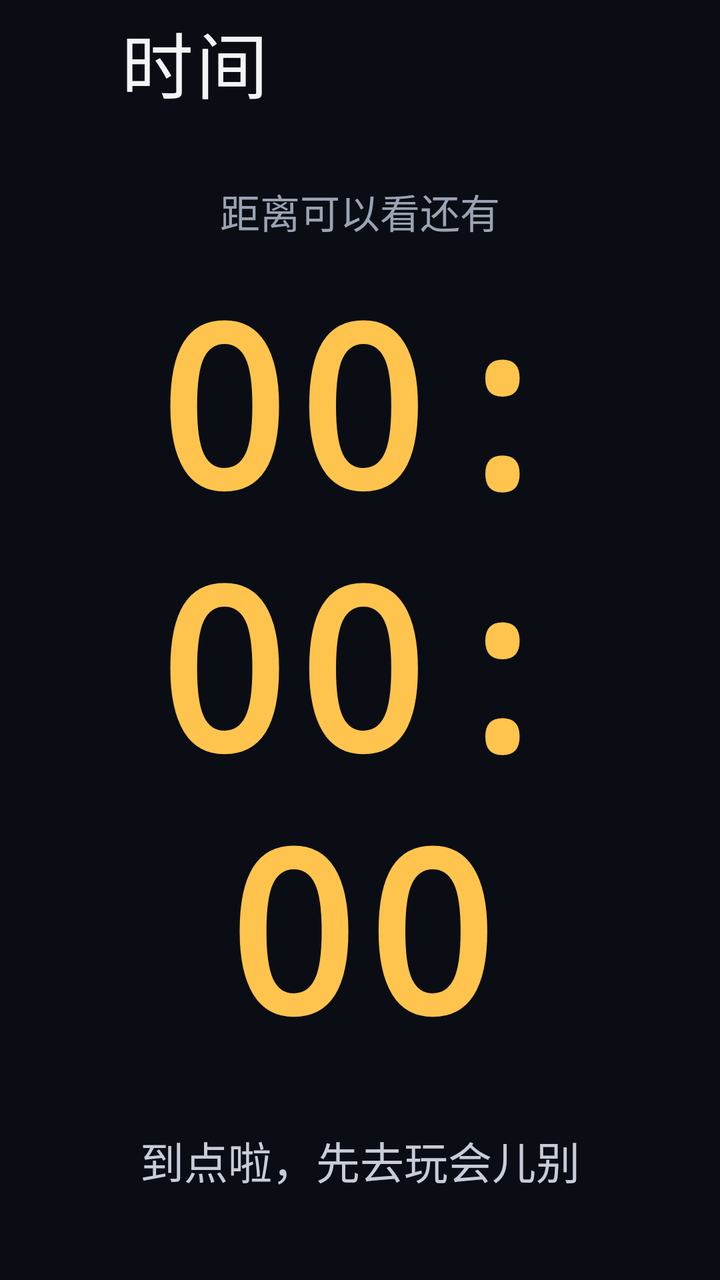
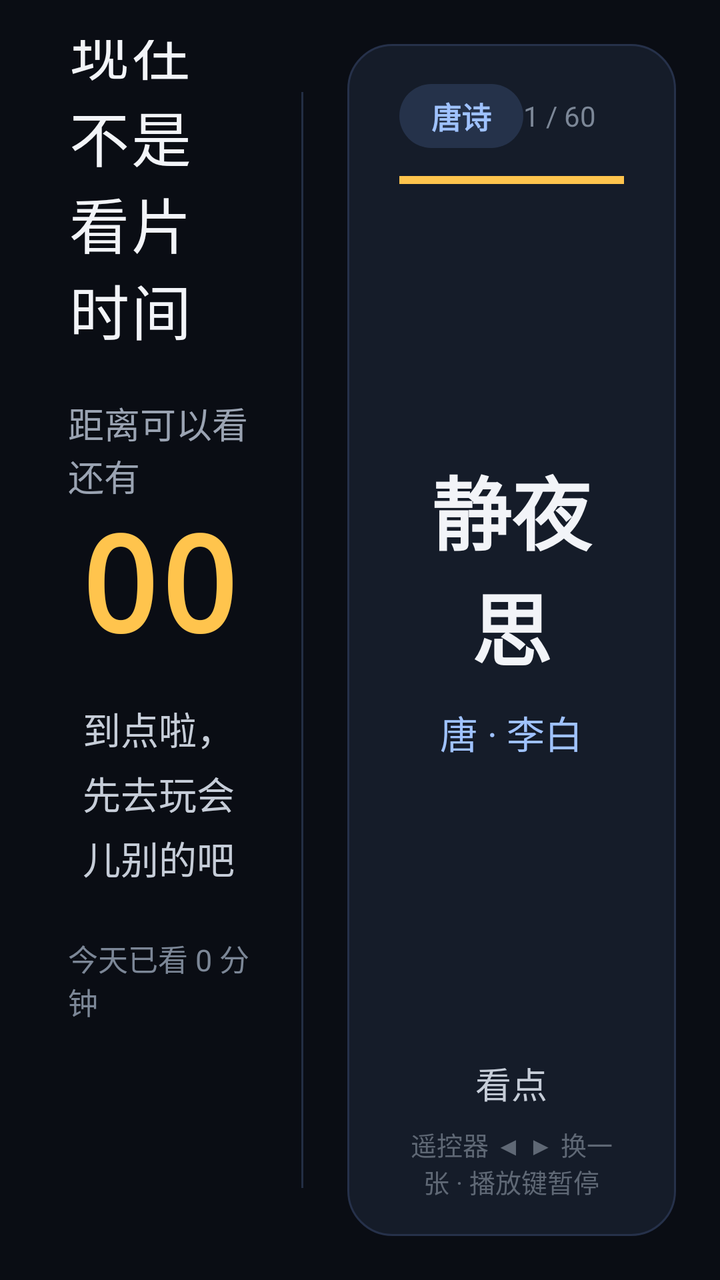

Screens rendered from an Android XML layout before and after an edit, with the pre-edit source and the edit as a unified diff.
<!-- AndroidManifest.xml: application theme AppTheme -->
<!-- res/layout/activity_lock.xml -->
<?xml version="1.0" encoding="utf-8"?>
<FrameLayout xmlns:android="http://schemas.android.com/apk/res/android"
    android:layout_width="match_parent"
    android:layout_height="match_parent"
    android:background="#0A0D14">

    <LinearLayout
        android:layout_width="match_parent"
        android:layout_height="match_parent"
        android:orientation="vertical"
        android:gravity="center"
        android:paddingStart="60dp"
        android:paddingEnd="60dp">

        <TextView
            android:id="@+id/tvHeadline"
            android:layout_width="wrap_content"
            android:layout_height="wrap_content"
            android:text="现在不是看片时间"
            android:textColor="#F2F4F8"
            android:textSize="36sp"
            android:letterSpacing="0.04" />

        <TextView
            android:layout_width="wrap_content"
            android:layout_height="wrap_content"
            android:layout_marginTop="34dp"
            android:text="距离可以看还有"
            android:textColor="#9AA3B2"
            android:textSize="20sp" />

        <TextView
            android:id="@+id/tvCountdown"
            android:layout_width="wrap_content"
            android:layout_height="wrap_content"
            android:layout_marginTop="6dp"
            android:text="00:00:00"
            android:textColor="#FFC44D"
            android:textSize="112sp"
            android:textStyle="bold"
            android:fontFamily="monospace"
            android:letterSpacing="0.02"
            android:gravity="center" />

        <TextView
            android:id="@+id/tvDetail"
            android:layout_width="wrap_content"
            android:layout_height="wrap_content"
            android:layout_marginTop="26dp"
            android:gravity="center"
            android:lineSpacingExtra="6dp"
            android:text="到点啦，先去玩会儿别的吧"
            android:textColor="#C6CDD8"
            android:textSize="22sp" />

        <LinearLayout
            android:layout_width="wrap_content"
            android:layout_height="wrap_content"
            android:layout_marginTop="40dp"
            android:orientation="horizontal">

            <TextView
                android:id="@+id/tvUsed"
                android:layout_width="wrap_content"
                android:layout_height="wrap_content"
                android:text="今天已看 0 分钟"
                android:textColor="#7C8797"
                android:textSize="16sp" />

            <TextView
                android:layout_width="wrap_content"
                android:layout_height="wrap_content"
                android:text="    ·    "
                android:textColor="#7C8797"
                android:textSize="16sp" />

            <TextView
                android:id="@+id/tvNow"
                android:layout_width="wrap_content"
                android:layout_height="wrap_content"
                android:text="现在 00:00"
                android:textColor="#7C8797"
                android:textSize="16sp" />
        </LinearLayout>

        <TextView
            android:layout_width="wrap_content"
            android:layout_height="wrap_content"
            android:layout_marginTop="54dp"
            android:text="按遥控器「菜单」键 · 家长临时放行"
            android:textColor="#5F6875"
            android:textSize="15sp" />
    </LinearLayout>
</FrameLayout>
<!-- resources referenced by this layout -->
<resources>
  <style name="AppTheme" parent="Theme.AppCompat.NoActionBar">
          <item name="android:windowBackground">@color/bg_deep</item>
          <item name="android:colorBackground">@color/bg_deep</item>
          <item name="android:textColorPrimary">@color/text_primary</item>
          <item name="android:textColorSecondary">@color/text_secondary</item>
      </style>
  <color name="bg_deep">#0E1014</color>
  <color name="text_primary">#F2F4F8</color>
  <color name="text_secondary">#9AA3B2</color>
</resources>

<!-- the commit's change to res/layout/activity_lock.xml (unified diff, before → after) -->
@@ -1,16 +1,21 @@
 <?xml version="1.0" encoding="utf-8"?>
-<FrameLayout xmlns:android="http://schemas.android.com/apk/res/android"
+<LinearLayout xmlns:android="http://schemas.android.com/apk/res/android"
     android:layout_width="match_parent"
     android:layout_height="match_parent"
+    android:orientation="horizontal"
     android:background="#0A0D14">
 
+    
     <LinearLayout
-        android:layout_width="match_parent"
+        android:layout_width="0dp"
         android:layout_height="match_parent"
+        android:layout_weight="42"
         android:orientation="vertical"
         android:gravity="center"
-        android:paddingStart="60dp"
-        android:paddingEnd="60dp">
+        android:paddingStart="34dp"
+        android:paddingEnd="26dp"
+        android:paddingTop="20dp"
+        android:paddingBottom="20dp">
 
         <TextView
             android:id="@+id/tvHeadline"
@@ -18,45 +23,46 @@
             android:layout_height="wrap_content"
             android:text="现在不是看片时间"
             android:textColor="#F2F4F8"
-            android:textSize="36sp"
+            android:textSize="30sp"
             android:letterSpacing="0.04" />
 
         <TextView
             android:layout_width="wrap_content"
             android:layout_height="wrap_content"
-            android:layout_marginTop="34dp"
+            android:layout_marginTop="22dp"
             android:text="距离可以看还有"
             android:textColor="#9AA3B2"
-            android:textSize="20sp" />
+            android:textSize="18sp" />
 
         <TextView
             android:id="@+id/tvCountdown"
-            android:layout_width="wrap_content"
-            android:layout_height="wrap_content"
-            android:layout_marginTop="6dp"
+            android:layout_width="match_parent"
+            android:layout_height="wrap_content"
+            android:layout_marginTop="4dp"
             android:text="00:00:00"
             android:textColor="#FFC44D"
-            android:textSize="112sp"
+            android:textSize="66sp"
             android:textStyle="bold"
             android:fontFamily="monospace"
-            android:letterSpacing="0.02"
-            android:gravity="center" />
+            android:maxLines="1"
+            android:gravity="center"
+            android:includeFontPadding="false" />
 
         <TextView
             android:id="@+id/tvDetail"
-            android:layout_width="wrap_content"
-            android:layout_height="wrap_content"
-            android:layout_marginTop="26dp"
+            android:layout_width="match_parent"
+            android:layout_height="wrap_content"
+            android:layout_marginTop="18dp"
             android:gravity="center"
-            android:lineSpacingExtra="6dp"
+            android:lineSpacingExtra="5dp"
             android:text="到点啦，先去玩会儿别的吧"
             android:textColor="#C6CDD8"
-            android:textSize="22sp" />
+            android:textSize="19sp" />
 
         <LinearLayout
             android:layout_width="wrap_content"
             android:layout_height="wrap_content"
-            android:layout_marginTop="40dp"
+            android:layout_marginTop="26dp"
             android:orientation="horizontal">
 
             <TextView
@@ -65,14 +71,14 @@
                 android:layout_height="wrap_content"
                 android:text="今天已看 0 分钟"
                 android:textColor="#7C8797"
-                android:textSize="16sp" />
+                android:textSize="15sp" />
 
             <TextView
                 android:layout_width="wrap_content"
                 android:layout_height="wrap_content"
                 android:text="    ·    "
                 android:textColor="#7C8797"
-                android:textSize="16sp" />
+                android:textSize="15sp" />
 
             <TextView
                 android:id="@+id/tvNow"
@@ -80,15 +86,193 @@
                 android:layout_height="wrap_content"
                 android:text="现在 00:00"
                 android:textColor="#7C8797"
-                android:textSize="16sp" />
+                android:textSize="15sp" />
         </LinearLayout>
 
         <TextView
             android:layout_width="wrap_content"
             android:layout_height="wrap_content"
-            android:layout_marginTop="54dp"
+            android:layout_marginTop="34dp"
             android:text="按遥控器「菜单」键 · 家长临时放行"
             android:textColor="#5F6875"
-            android:textSize="15sp" />
+            android:textSize="13sp" />
     </LinearLayout>
-</FrameLayout>
+
+    <View
+        android:id="@+id/divider"
+        android:layout_width="1dp"
+        android:layout_height="match_parent"
+        android:layout_marginTop="46dp"
+        android:layout_marginBottom="46dp"
+        android:background="#232E44" />
+
+    
+    <FrameLayout
+        android:id="@+id/learningPane"
+        android:layout_width="0dp"
+        android:layout_height="match_parent"
+        android:layout_weight="58"
+        android:padding="22dp">
+
+        <LinearLayout
+            android:layout_width="match_parent"
+            android:layout_height="match_parent"
+            android:orientation="vertical"
+            android:background="@drawable/learning_card_bg"
+            android:paddingStart="26dp"
+            android:paddingEnd="26dp"
+            android:paddingTop="20dp"
+            android:paddingBottom="18dp">
+
+            <LinearLayout
+                android:layout_width="match_parent"
+                android:layout_height="wrap_content"
+                android:orientation="horizontal"
+                android:gravity="center_vertical">
+
+                <TextView
+                    android:id="@+id/tvCardType"
+                    android:layout_width="wrap_content"
+                    android:layout_height="wrap_content"
+                    android:background="@drawable/learning_pill_bg"
+                    android:paddingStart="16dp"
+                    android:paddingEnd="16dp"
+                    android:paddingTop="5dp"
+                    android:paddingBottom="5dp"
+                    android:text="唐诗"
+                    android:textColor="#9FC2FF"
+                    android:textSize="15sp"
+                    android:textStyle="bold" />
+
+                <View
+                    android:layout_width="0dp"
+                    android:layout_height="1dp"
+                    android:layout_weight="1" />
+
+                <TextView
+                    android:id="@+id/tvCardIndex"
+                    android:layout_width="wrap_content"
+                    android:layout_height="wrap_content"
+                    android:text="1 / 60"
+                    android:textColor="#7C8797"
+                    android:textSize="14sp" />
+
+                <TextView
+                    android:id="@+id/tvCardTimer"
+                    android:layout_width="wrap_content"
+                    android:layout_height="wrap_content"
+                    android:layout_marginStart="16dp"
+                    android:text="20s"
+                    android:textColor="#FFC44D"
+                    android:textSize="14sp"
+                    android:fontFamily="monospace" />
+            </LinearLayout>
+
+            <ProgressBar
+                android:id="@+id/cardProgress"
+                style="?android:attr/progressBarStyleHorizontal"
+                android:layout_width="match_parent"
+                android:layout_height="4dp"
+                android:layout_marginTop="14dp"
+                android:max="100"
+                android:progress="100"
+                android:indeterminate="false"
+                android:progressTint="#FFC44D"
+                android:progressBackgroundTint="#26314A" />
+
+            <FrameLayout
+                android:id="@+id/cardBody"
+                android:layout_width="match_parent"
+                android:layout_height="0dp"
+                android:layout_weight="1"
+                android:layout_marginTop="10dp">
+
+                
+                <LinearLayout
+                    android:id="@+id/textFrame"
+                    android:layout_width="match_parent"
+                    android:layout_height="match_parent"
+                    android:orientation="vertical"
+                    android:gravity="center">
+
+                    <TextView
+                        android:id="@+id/tvCardTitle"
+                        android:layout_width="match_parent"
+                        android:layout_height="wrap_content"
+                        android:gravity="center"
+                        android:text="静夜思"
+                        android:textColor="#F2F4F8"
+                        android:textSize="40sp"
+                        android:textStyle="bold"
+                        android:includeFontPadding="false" />
+
+                    <TextView
+                        android:id="@+id/tvCardSub"
+                        android:layout_width="match_parent"
+                        android:layout_height="wrap_content"
+                        android:layout_marginTop="10dp"
+                        android:gravity="center"
+                        android:text="唐 · 李白"
+                        android:textColor="#9FC2FF"
+                        android:textSize="19sp" />
+
+                    <LinearLayout
+                        android:id="@+id/linesHost"
+                        android:layout_width="match_parent"
+                        android:layout_height="wrap_content"
+                        android:layout_marginTop="16dp"
+                        android:orientation="vertical"
+                        android:gravity="center" />
+                </LinearLayout>
+
+                
+                <FrameLayout
+                    android:id="@+id/artFrame"
+                    android:layout_width="match_parent"
+                    android:layout_height="match_parent"
+                    android:visibility="gone">
+
+                    <ImageView
+                        android:id="@+id/ivArt"
+                        android:layout_width="match_parent"
+                        android:layout_height="match_parent"
+                        android:scaleType="fitCenter"
+                        android:adjustViewBounds="true"
+                        android:contentDescription="名画" />
+
+                    <TextView
+                        android:id="@+id/tvArtPlaceholder"
+                        android:layout_width="match_parent"
+                        android:layout_height="wrap_content"
+                        android:layout_gravity="center"
+                        android:gravity="center"
+                        android:text="名画图片加载中…"
+                        android:textColor="#7C8797"
+                        android:textSize="18sp" />
+                </FrameLayout>
+            </FrameLayout>
+
+            <TextView
+                android:id="@+id/tvCardNote"
+                android:layout_width="match_parent"
+                android:layout_height="wrap_content"
+                android:layout_marginTop="8dp"
+                android:gravity="center"
+                android:maxLines="3"
+                android:lineSpacingExtra="3dp"
+                android:text="看点"
+                android:textColor="#C6CDD8"
+                android:textSize="18sp" />
+
+            <TextView
+                android:id="@+id/tvCardHint"
+                android:layout_width="match_parent"
+                android:layout_height="wrap_content"
+                android:layout_marginTop="8dp"
+                android:gravity="center"
+                android:text="遥控器 ◀ ▶ 换一张 · 播放键暂停"
+                android:textColor="#5F6875"
+                android:textSize="13sp" />
+        </LinearLayout>
+    </FrameLayout>
+</LinearLayout>
<!-- resource entries referenced after the edit -->
@@ -1,5 +1,18 @@
 <!-- resources referenced by this layout -->
 <resources>
+  <!-- drawable learning_card_bg (drawable) -->
+  <?xml version="1.0" encoding="utf-8"?>
+  <shape xmlns:android="http://schemas.android.com/apk/res/android" android:shape="rectangle">
+      <solid android:color="#151C29" />
+      <corners android:radius="22dp" />
+      <stroke android:width="1dp" android:color="#26314A" />
+  </shape>
+  <!-- drawable learning_pill_bg (drawable) -->
+  <?xml version="1.0" encoding="utf-8"?>
+  <shape xmlns:android="http://schemas.android.com/apk/res/android" android:shape="rectangle">
+      <solid android:color="#25324A" />
+      <corners android:radius="18dp" />
+  </shape>
   <style name="AppTheme" parent="Theme.AppCompat.NoActionBar">
           <item name="android:windowBackground">@color/bg_deep</item>
           <item name="android:colorBackground">@color/bg_deep</item>
